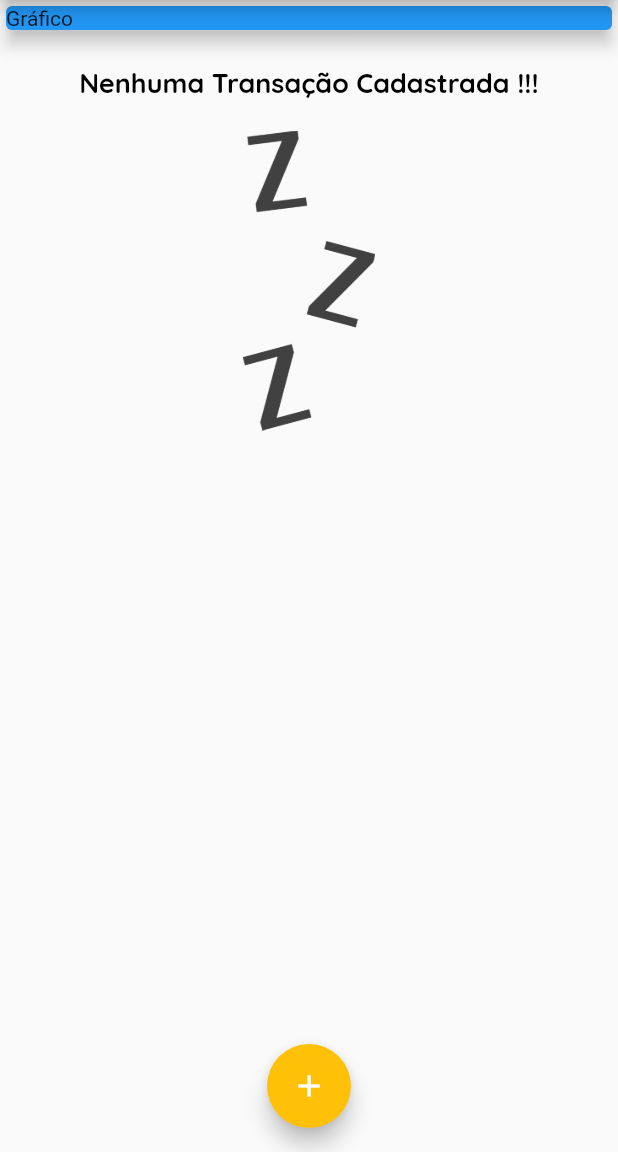
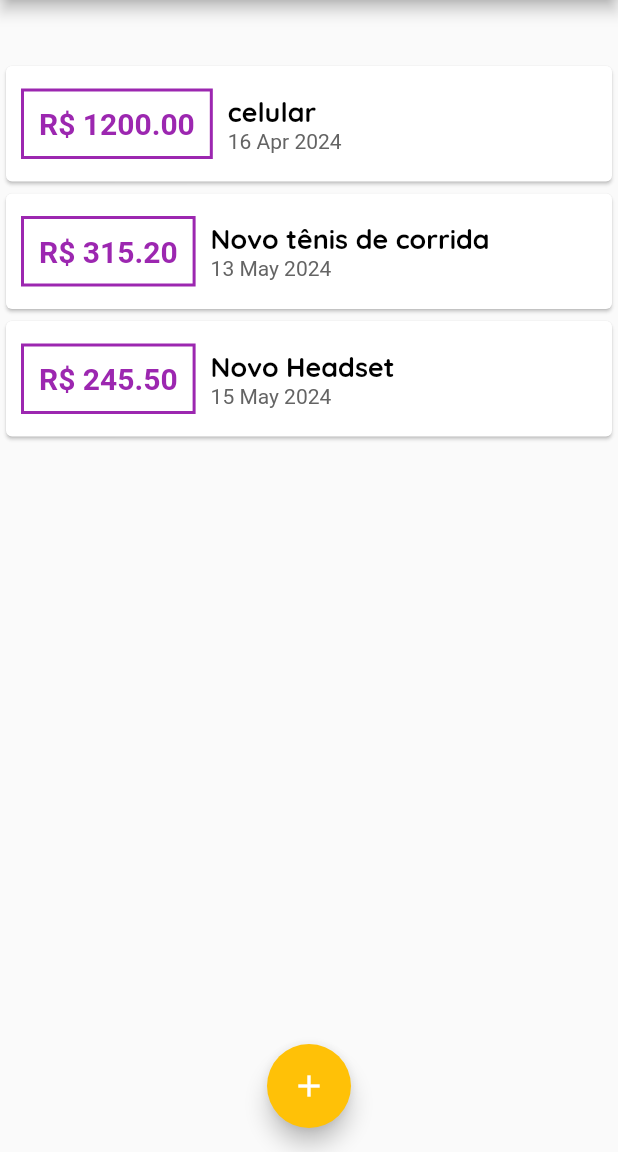
Before and after one commit to Rafa2266/expenses, a Flutter app: the screen it shows after launch, on a phone screen of 412 x 824 dp, the part 84-1236 px from its top. Run offline on Flutter 3.47's test engine with Material 2 defaults, Android fonts, the phone set to English and light mode, and no system bars.

Commit message:
adicionando o componente chart

```diff
--- /dev/null
+++ b/lib/components/chart.dart
@@ -0,0 +1,42 @@
+import 'package:expenses/models/transaction.dart';
+import 'package:flutter/material.dart';
+import 'package:intl/intl.dart';
+
+class Chart extends StatelessWidget {
+  List<Map<String, Object>> groupedTransactions() {
+    return List.generate(7, (index) {
+      final weekDay = DateTime.now().subtract(Duration(days: index));
+      double totalSum = 0.0;
+      for (int i = 0; i < recentTransaction.length; i++) {
+        bool sameDay = recentTransaction[i].date.day == weekDay.day;
+        bool sameMonth = recentTransaction[i].date.month == weekDay.month;
+        bool sameYear = recentTransaction[i].date.year == weekDay.year;
+        if (sameYear && sameMonth && sameDay) {
+          totalSum += recentTransaction[i].value;
+        }
+      }
+      print(DateFormat.E().format(weekDay)[0]);
+      print(totalSum);
+
+      return {
+        'day': DateFormat.E().format(weekDay)[0],
+        'value': totalSum,
+      };
+    });
+  }
+
+  final List<Transaction> recentTransaction;
+  const Chart(this.recentTransaction, {super.key});
+
+  @override
+  Widget build(BuildContext context) {
+    groupedTransactions();
+    return Card(
+      elevation: 6,
+      margin: const EdgeInsets.all(20),
+      child: Row(
+        children: <Widget>[],
+      ),
+    );
+  }
+}
--- a/lib/main.dart
+++ b/lib/main.dart
@@ -1,5 +1,6 @@
 import 'dart:math';
 
+import 'package:expenses/components/chart.dart';
 import 'package:expenses/components/transaction_form.dart';
 import 'package:expenses/components/transaction_list.dart';
 import 'package:expenses/models/transaction.dart';
@@ -57,14 +58,32 @@ class _MyHomePageState extends State<MyHomePage> {
   }
 
   final List<Transaction> _transactions = [
-    /* Transaction(
-        id: 't1',
-        title: 'Novo tênis de corrida',
-        value: 315.20,
-        date: DateTime.now()),
     Transaction(
-        id: 't2', title: 'Novo Headset', value: 245.50, date: DateTime.now()) */
+      id: 't0',
+      title: 'celular',
+      value: 1200,
+      date: DateTime.now().subtract(const Duration(days: 30)),
+    ),
+    Transaction(
+      id: 't1',
+      title: 'Novo tênis de corrida',
+      value: 315.20,
+      date: DateTime.now().subtract(const Duration(days: 3)),
+    ),
+    Transaction(
+      id: 't2',
+      title: 'Novo Headset',
+      value: 245.50,
+      date: DateTime.now().subtract(const Duration(days: 1)),
+    )
   ];
+
+  List<Transaction> _recentTransactions() {
+    return _transactions.where((element) {
+      return element.date
+          .isAfter(DateTime.now().subtract(const Duration(days: 7)));
+    }).toList();
+  }
 
   _addTransaction(String title, double value) {
     final newTransaction = Transaction(
@@ -95,10 +114,7 @@ class _MyHomePageState extends State<MyHomePage> {
         child: Column(
           crossAxisAlignment: CrossAxisAlignment.stretch,
           children: <Widget>[
-            const SizedBox(
-              child: Card(
-                  color: Colors.blue, elevation: 5, child: Text('Gráfico')),
-            ),
+            Chart(_recentTransactions()),
             TransactionList(_transactions)
           ],
         ),
```
